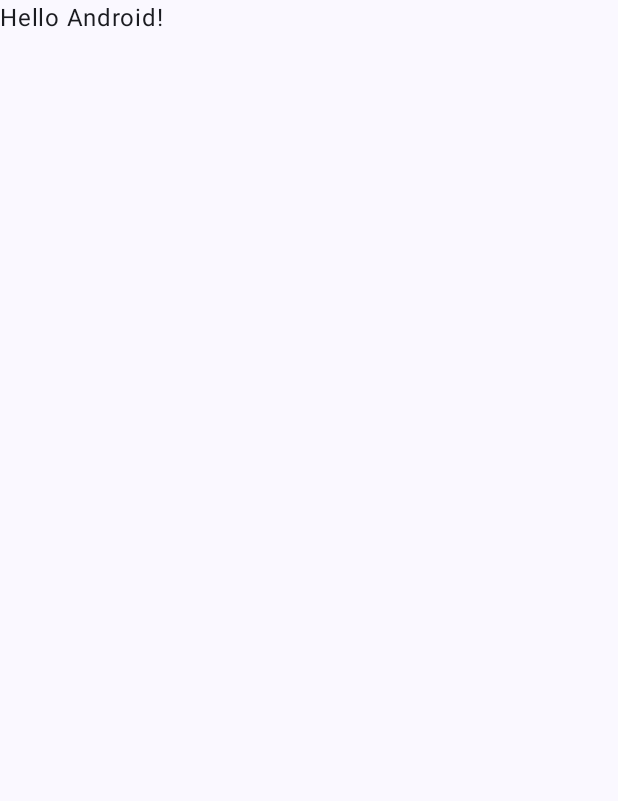
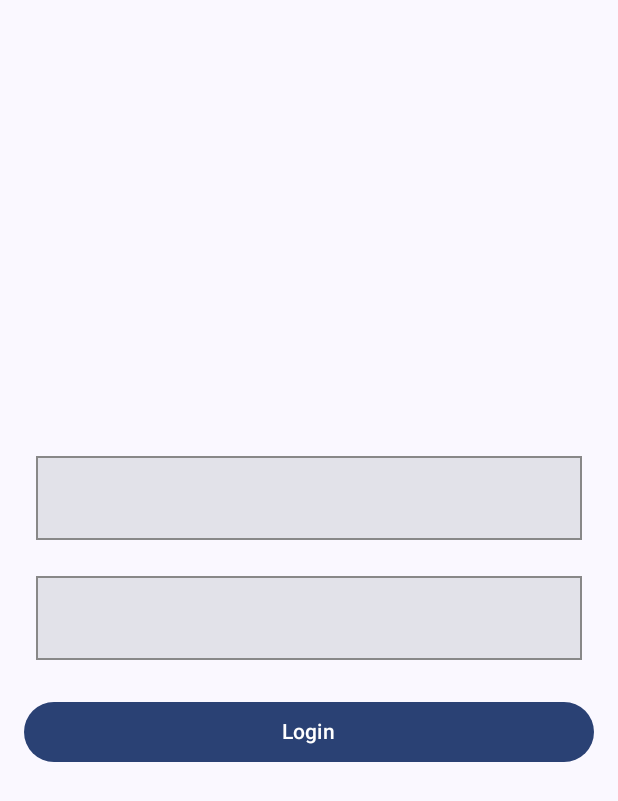
Before and after one commit to Warh40k/android_messenger, an Android app built with Jetpack Compose: the screen it shows after launch (MainActivity), on a phone screen of 412 x 824 dp. Before the commit the part shown is almost empty. Shown: the top 801 px of the screen. Run offline under Robolectric (Android 15) with nearby library versions, the phone set to English and light mode, and no system bars; our stand-ins replace Room's generated code, livedata-compose.

Commit message:
can send auth request

```diff
--- a/app/src/main/AndroidManifest.xml
+++ b/app/src/main/AndroidManifest.xml
@@ -1,8 +1,10 @@
 <?xml version="1.0" encoding="utf-8"?>
 <manifest xmlns:android="http://schemas.android.com/apk/res/android"
     xmlns:tools="http://schemas.android.com/tools">
+    <uses-permission android:name="android.permission.INTERNET" />
 
     <application
+        android:name=".ChatApplication"
         android:allowBackup="true"
         android:dataExtractionRules="@xml/data_extraction_rules"
         android:fullBackupContent="@xml/backup_rules"
@@ -15,7 +17,6 @@
         <activity
             android:name=".MainActivity"
             android:exported="true"
-            android:label="@string/app_name"
             android:theme="@style/Theme.Chad">
             <intent-filter>
                 <action android:name="android.intent.action.MAIN" />
--- /dev/null
+++ b/app/src/main/java/study/nikita/chat/ChatApplication.kt
@@ -0,0 +1,14 @@
+package study.nikita.chat
+
+import android.app.Application
+import study.nikita.chat.data.model.AppDatabase
+
+class ChatApplication : Application() {
+    private lateinit var database: AppDatabase
+
+    override fun onCreate() {
+        super.onCreate()
+        // Initialize the Room database
+        database = AppDatabase.getDatabase(this)
+    }
+}
--- a/app/src/main/java/study/nikita/chat/MainActivity.kt
+++ b/app/src/main/java/study/nikita/chat/MainActivity.kt
@@ -1,9 +1,11 @@
 package study.nikita.chat
 
+import AuthScreen
 import android.os.Bundle
 import androidx.activity.ComponentActivity
 import androidx.activity.compose.setContent
 import androidx.activity.enableEdgeToEdge
+import androidx.activity.viewModels
 import androidx.compose.foundation.layout.Column
 import androidx.compose.foundation.layout.fillMaxSize
 import androidx.compose.foundation.layout.padding
@@ -19,20 +21,18 @@ import androidx.compose.runtime.setValue
 import androidx.compose.ui.Modifier
 import androidx.compose.ui.text.input.PasswordVisualTransformation
 import androidx.compose.ui.tooling.preview.Preview
-import dagger.hilt.android.AndroidEntryPoint
+import androidx.lifecycle.viewmodel.compose.viewModel
+import study.nikita.chat.data.viewmodel.AuthViewModel
 import study.nikita.chat.ui.theme.ChadTheme
 
-@AndroidEntryPoint
 class MainActivity : ComponentActivity() {
     override fun onCreate(savedInstanceState: Bundle?) {
         super.onCreate(savedInstanceState)
-        enableEdgeToEdge()
         setContent {
             ChadTheme {
                 Scaffold(modifier = Modifier.fillMaxSize()) { innerPadding ->
-                    Greeting(
-                        name = "Android",
-                        modifier = Modifier.padding(innerPadding)
+                    AuthScreen(
+                        modifier = Modifier.padding(innerPadding),
                     )
                 }
             }
@@ -55,19 +55,3 @@ fun GreetingPreview() {
         Greeting("Android")
     }
 }
-
-@Composable
-fun AuthScreen(onAuthSuccess: () -> Unit) {
-    var username by remember { mutableStateOf("") }
-    var password by remember { mutableStateOf("") }
-
-    Column {
-        TextField(value = username, onValueChange = { username = it }, label = { Text("Username") })
-        TextField(value = password, onValueChange = { password = it }, label = { Text("Password") }, visualTransformation = PasswordVisualTransformation())
-        Button(onClick = {
-            onAuthSuccess()
-        }) {
-            Text("Login")
-        }
-    }
-}
--- /dev/null
+++ b/app/src/main/java/study/nikita/chat/data/model/AppDatabase.kt
@@ -0,0 +1,28 @@
+package study.nikita.chat.data.model
+
+import android.content.Context
+import androidx.room.Database
+import androidx.room.Room
+import androidx.room.RoomDatabase
+
+@Database(entities = [User::class], version = 1)
+abstract class AppDatabase : RoomDatabase() {
+    abstract fun usersDao(): UsersDao
+
+    companion object {
+        @Volatile
+        private var INSTANCE: AppDatabase? = null
+
+        fun getDatabase(context: Context): AppDatabase {
+            return INSTANCE ?: synchronized(this) {
+                val instance = Room.databaseBuilder(
+                    context.applicationContext,
+                    AppDatabase::class.java,
+                    "app_database"
+                ).build()
+                INSTANCE = instance
+                instance
+            }
+        }
+    }
+}
--- /dev/null
+++ b/app/src/main/java/study/nikita/chat/data/model/Dao.kt
@@ -0,0 +1,22 @@
+package study.nikita.chat.data.model
+
+import androidx.room.Dao
+import androidx.room.Insert
+import androidx.room.Query
+
+@Dao
+interface UsersDao {
+    @Insert
+    suspend fun insertUser(user: User)
+
+    @Query("SELECT * FROM users")
+    suspend fun getUsers(): List<User>
+}
+
+interface AuthDao {
+    @Insert
+    suspend fun insertUser(user: User)
+
+    @Query("SELECT * FROM users")
+    suspend fun getUsers(): List<User>
+}
--- a/app/src/main/java/study/nikita/chat/data/model/Model.kt
+++ b/app/src/main/java/study/nikita/chat/data/model/Model.kt
@@ -33,4 +33,7 @@ data class Image(
     @PrimaryKey val id: String,
     val data: String
 )
-data class LoginRequest(val name: String, val password: String)
+data class LoginRequest(
+    val name: String,
+    val password: String
+)
--- a/app/src/main/java/study/nikita/chat/ui/AuthScreen.kt
+++ b/app/src/main/java/study/nikita/chat/ui/AuthScreen.kt
@@ -1,4 +1,76 @@
-package study.nikita.chat.ui
+import androidx.compose.foundation.border
+import androidx.compose.foundation.layout.*
+import androidx.compose.foundation.text.BasicTextField
+import androidx.compose.material3.*
+import androidx.compose.runtime.*
+import androidx.compose.runtime.livedata.observeAsState
+import androidx.compose.ui.Alignment
+import androidx.compose.ui.Modifier
+import androidx.compose.ui.graphics.Color
+import androidx.compose.ui.text.input.TextFieldValue
+import androidx.compose.ui.unit.dp
+import study.nikita.chat.data.viewmodel.AuthViewModel
+import androidx.lifecycle.viewmodel.compose.viewModel
 
-class AuthScreen {
+@Composable
+fun AuthScreen(modifier: Modifier, authViewModel: AuthViewModel = viewModel()) {
+    var name by remember { mutableStateOf("") }
+    var password by remember { mutableStateOf("") }
+    var isLoading by remember { mutableStateOf(false) }
+
+    // Observe authToken and errorMessage from ViewModel
+    val authToken = authViewModel.token.observeAsState()
+//    val errorMessage = authViewModel.errorMessage.observeAsState()
+
+    Column(
+        modifier = modifier
+            .fillMaxSize()
+            .padding(16.dp),
+        horizontalAlignment = Alignment.CenterHorizontally,
+        verticalArrangement = Arrangement.Center
+    ) {
+        TextField(
+            value = TextFieldValue(name),
+            onValueChange = { name = it.text },
+            modifier = modifier
+                .fillMaxWidth()
+                .padding(8.dp)
+                .border(1.dp, Color.Gray),
+            singleLine = true
+        )
+        Spacer(modifier = modifier.height(8.dp))
+
+        TextField(
+            value = TextFieldValue(password),
+            onValueChange = { password = it.text },
+            modifier = Modifier
+                .fillMaxWidth()
+                .padding(8.dp)
+                .border(1.dp, Color.Gray),
+            singleLine = true
+        )
+        Spacer(modifier = modifier.height(16.dp))
+
+        Button(
+            onClick = {
+                isLoading = true
+                authViewModel.getAuthToken(name, password)
+                isLoading = false
+            },
+            modifier = modifier.fillMaxWidth()
+        ) {
+            if (isLoading) {
+                CircularProgressIndicator(modifier = modifier.size(24.dp), color = Color.White)
+            } else {
+                Text(text = "Login")
+            }
+        }
+
+        Spacer(modifier = modifier.height(16.dp))
+
+        // Display AuthToken if login is successful
+        authToken.value?.let {
+            Text(text = "Logged in with token: $it", modifier = modifier.padding(8.dp))
+        }
+    }
 }
--- a/build.gradle.kts
+++ b/build.gradle.kts
@@ -3,4 +3,5 @@ plugins {
     alias(libs.plugins.android.application) apply false
     alias(libs.plugins.kotlin.android) apply false
     alias(libs.plugins.kotlin.compose) apply false
+    id("com.google.devtools.ksp") version "2.0.21-1.0.28" apply false
 }
--- a/gradle.properties
+++ b/gradle.properties
@@ -21,3 +21,4 @@ kotlin.code.style=official
 # resources declared in the library itself and none from the library's dependencies,
 # thereby reducing the size of the R class for that library
 android.nonTransitiveRClass=true
+kapt.user.worker.api=false
```
Also changed, not shown: app/build.gradle.kts (+6 -12 lines), app/src/main/java/study/nikita/chat/data/viewmodel/AuthViewModel.kt (+11 -13 lines), app/src/main/java/study/nikita/chat/data/viewmodel/RegisterViewModel.kt (added, +29 -0 lines), gradle/libs.versions.toml (+5 -7 lines).
